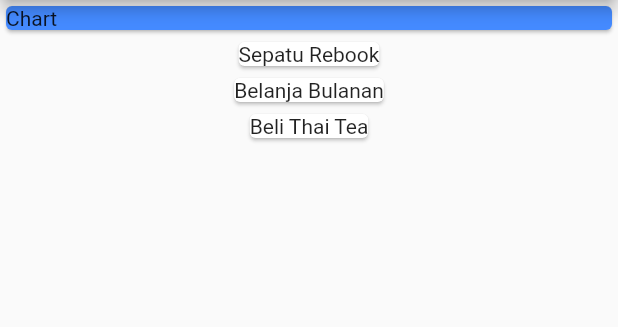
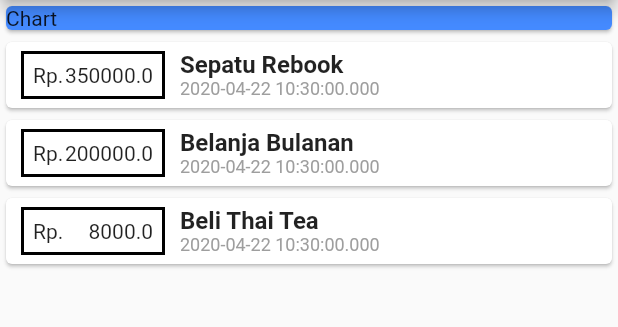
Before and after one commit to rizaljanuari/Monitoring-Pengeluaran, a Flutter app: the screen it shows after launch, on a phone screen of 412 x 824 dp, the part 84-411 px from its top. Run offline on Flutter 3.47's test engine with Material 2 defaults, Android fonts, the phone set to English and light mode, and no system bars.

Commit message:
adding more style

```diff
--- a/lib/main.dart
+++ b/lib/main.dart
@@ -52,7 +52,52 @@ class MyHomepage extends StatelessWidget {
           Column(
               children: transactions.map((tx) {
             return Card(
-              child: Text(tx.title),
+              child: Row(
+                children: <Widget>[
+                  Container(
+                    margin: EdgeInsets.symmetric(vertical: 6, horizontal: 10),
+                    decoration: BoxDecoration(
+                      border: Border.all(width: 2.0, color: Colors.black),
+                    ),
+                    child: SizedBox(
+                      width: 80,
+                      child: Row(
+                        mainAxisAlignment: MainAxisAlignment.end,
+                        children: <Widget>[
+                          Text("Rp."),
+                          Spacer(),
+                          Text(
+                            //using string interpolation, so i can have a string from number type without adding toSring() function
+                            '${tx.amount}',
+                            // tx.amount.toString(),  <= example if i choose to use without string interpolation
+
+                          ),
+                        ],
+                      ),
+                    ),
+                    padding: EdgeInsets.all(6),
+                  ),
+                  Column(
+                    crossAxisAlignment: CrossAxisAlignment.start,
+                    children: <Widget>[
+                      Text(
+                        tx.title,
+                        style: TextStyle(
+                          fontWeight: FontWeight.bold,
+                          fontSize: 16,
+                        ),
+                      ),
+                      Text(
+                        tx.date.toString(),
+                        style: TextStyle(
+                          fontSize: 12,
+                          color: Colors.grey,
+                        ),
+                      ),
+                    ],
+                  ),
+                ],
+              ),
             );
           }).toList())
         ],
```
